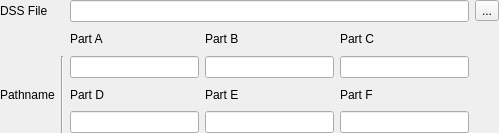
Qt form src/ui/dataProviders/reosdssprovideruriwidget.ui (vcloarec/ReosProject) before a commit.
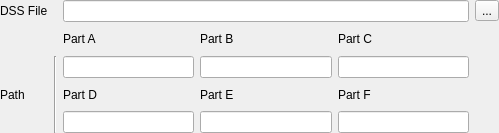
The same form after that commit.

Patch:
```diff
--- a/src/ui/dataProviders/reosdssprovideruriwidget.ui
+++ b/src/ui/dataProviders/reosdssprovideruriwidget.ui
@@ -79,7 +79,7 @@
    <item row="3" column="0">
     <widget class="QLabel" name="label_8">
      <property name="text">
-      <string>Pathname</string>
+      <string>Path</string>
      </property>
     </widget>
    </item>
```
